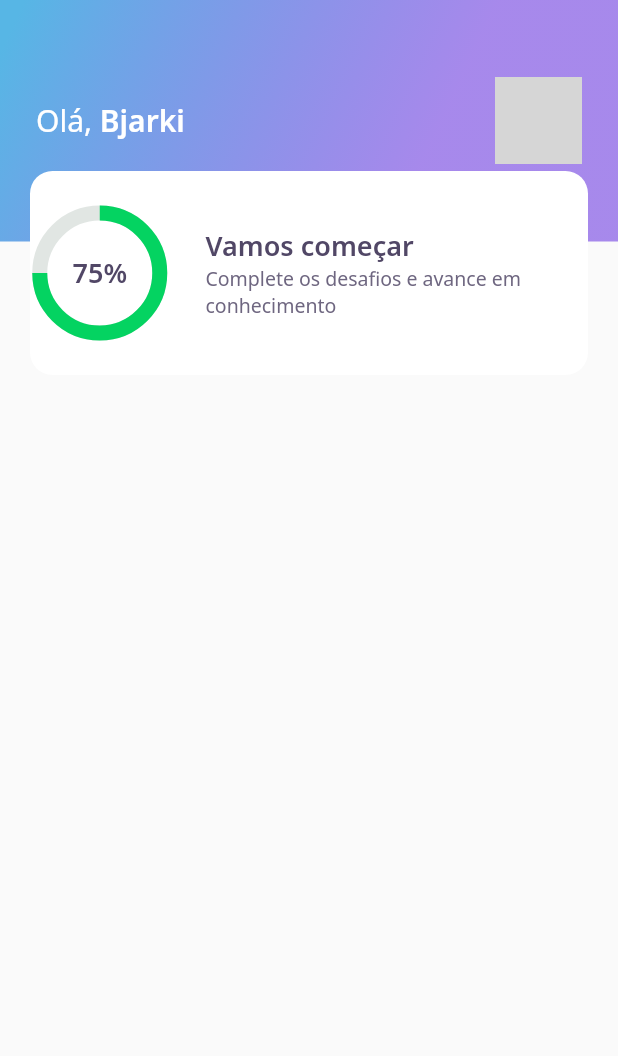
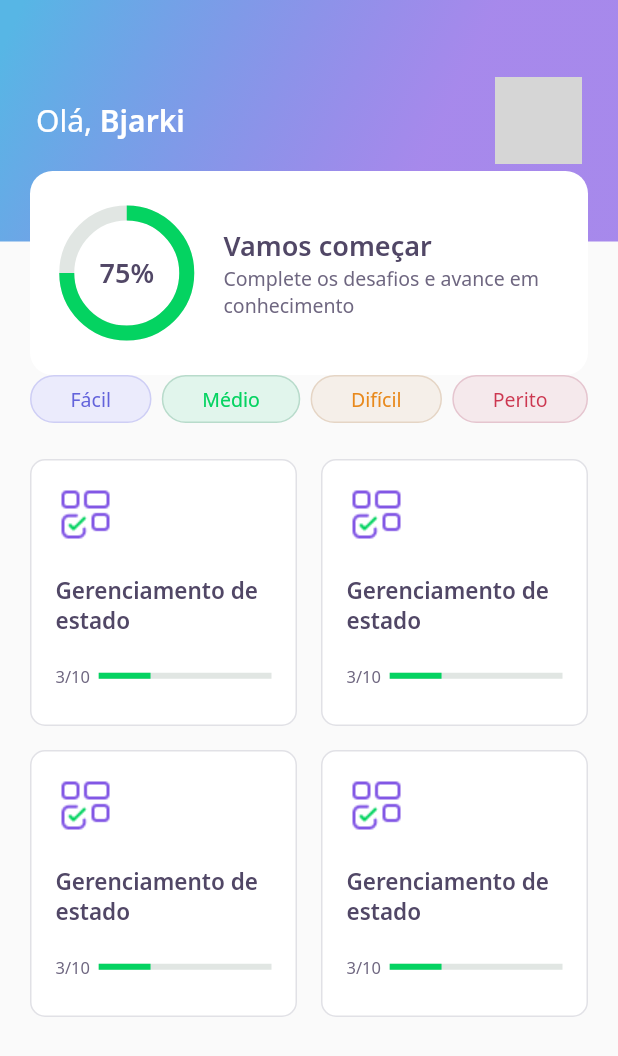
Before and after one commit to bjarkirunars/nlw-5-flutter, a Flutter app: the HomePage screen opened directly, on a phone screen of 412 x 824 dp. Shown: the top 1056 px of the screen. Run offline on Flutter 3.47's test engine with Material 2 defaults, Android fonts, the phone set to English and light mode, and no system bars; our stand-ins replace google_fonts; network calls fail; grey boxes are pictures that could not be loaded.

Commit message:
Finish second lesson

```diff
--- a/lib/core/app_widget.dart
+++ b/lib/core/app_widget.dart
@@ -1,6 +1,7 @@
 // import 'package:DevQuiz/home/home_page.dart';
 // import 'package:DevQuiz/splash/splash_page.dart';
-import 'package:DevQuiz/home/home_page.dart';
+import 'package:DevQuiz/challenge/challenge_page.dart';
+// import 'package:DevQuiz/home/home_page.dart';
 // import 'package:DevQuiz/splash/splash_page.dart';
 import 'package:flutter/material.dart';
 
@@ -9,7 +10,7 @@ class AppWidget extends StatelessWidget {
   Widget build(BuildContext context) {
     return MaterialApp(
       title: "DevQuiz",
-      home: HomePage(),
+      home: ChallengePage(),
     );
   }
 }
--- a/lib/home/home_page.dart
+++ b/lib/home/home_page.dart
@@ -1,4 +1,6 @@
 import 'package:DevQuiz/home/widgets/appbar/app_bar_widget.dart';
+import 'package:DevQuiz/home/widgets/level_button/level_button_widget.dart';
+import 'package:DevQuiz/home/widgets/quiz_card/quiz_card_widget.dart';
 import 'package:flutter/material.dart';
 
 class HomePage extends StatefulWidget {
@@ -11,6 +13,43 @@ class _HomePageState extends State<HomePage> {
   Widget build(BuildContext context) {
     return Scaffold(
       appBar: AppBarWidget(),
+      body: Padding(
+        padding: const EdgeInsets.symmetric(horizontal: 20),
+        child: Column(
+          children: [
+            Row(
+              mainAxisAlignment: MainAxisAlignment.spaceBetween,
+              children: [
+                LevelButtonWidget(
+                  label: 'Fácil',
+                ),
+                LevelButtonWidget(
+                  label: 'Médio',
+                ),
+                LevelButtonWidget(
+                  label: 'Difícil',
+                ),
+                LevelButtonWidget(
+                  label: 'Perito',
+                )
+              ],
+            ),
+            SizedBox(
+              height: 24,
+            ),
+            Expanded(child: GridView.count(
+              mainAxisSpacing: 16,
+              crossAxisSpacing: 16,
+              crossAxisCount: 2,
+              children: [
+                QuizCardWidget(),
+                QuizCardWidget(),
+                QuizCardWidget(),
+                QuizCardWidget()
+                ])),
+          ],
+        ),
+      ),
     );
   }
 }
--- a/lib/home/widgets/appbar/app_bar_widget.dart
+++ b/lib/home/widgets/appbar/app_bar_widget.dart
@@ -28,7 +28,7 @@ class AppBarWidget extends PreferredSize {
                 decoration: BoxDecoration(
                   borderRadius: BorderRadius.circular(10),
                   image: DecorationImage(image: NetworkImage(
-                    "https://avatars.githubusercontent.com/u/32462349?v=4"))
+                    "https://avatars.githubusercontent.com/u/32462349?s=400&u=0249e09d20c7f8d8c57a8e62f5a6390a987ca948&v=4"))
                 ),)
             ],),
           ),
--- /dev/null
+++ b/lib/home/widgets/level_button/level_button_widget.dart
@@ -0,0 +1,58 @@
+import 'package:DevQuiz/core/app_colors.dart';
+import 'package:flutter/material.dart';
+import 'package:google_fonts/google_fonts.dart';
+
+class LevelButtonWidget extends StatelessWidget {
+  final String label;
+  LevelButtonWidget({Key? key, required this.label})
+      : assert(['Fácil', 'Médio', 'Difícil', 'Perito'].contains(label)),
+        super(key: key);
+
+  final config = {
+    "Fácil": {
+      "color": AppColors.levelButtonFacil,
+      "borderColor": AppColors.levelButtonBorderFacil,
+      "fontColor": AppColors.levelButtonTextFacil,
+    },
+    "Médio": {
+      "color": AppColors.levelButtonMedio,
+      "borderColor": AppColors.levelButtonBorderMedio,
+      "fontColor": AppColors.levelButtonTextMedio,
+    },
+    "Difícil": {
+      "color": AppColors.levelButtonDificil,
+      "borderColor": AppColors.levelButtonBorderDificil,
+      "fontColor": AppColors.levelButtonTextDificil,
+    },
+    "Perito": {
+      "color": AppColors.levelButtonPerito,
+      "borderColor": AppColors.levelButtonBorderPerito,
+      "fontColor": AppColors.levelButtonTextPerito,
+    }
+  };
+
+  Color get color => config[label]!['color']!;
+  Color get borderColor => config[label]!['borderColor']!;
+  Color get fontColor => config[label]!['fontColor']!;
+
+  @override
+  Widget build(BuildContext context) {
+    return Container(
+      decoration: BoxDecoration(
+          color: color,
+          border: Border.fromBorderSide(
+              BorderSide(color: borderColor)),
+          borderRadius: BorderRadius.circular(28)),
+      child: Padding(
+        padding: const EdgeInsets.symmetric(horizontal: 26, vertical: 6),
+        child: Text(
+          label,
+          style: GoogleFonts.notoSans(
+            color: fontColor,
+            fontSize: 13,
+          ),
+        ),
+      ),
+    );
+  }
+}
--- /dev/null
+++ b/lib/home/widgets/quiz_card/quiz_card_widget.dart
@@ -0,0 +1,53 @@
+import 'package:DevQuiz/core/app_colors.dart';
+import 'package:DevQuiz/core/app_images.dart';
+import 'package:DevQuiz/core/app_text_styles.dart';
+import 'package:DevQuiz/shared/widgets/progress_indicators/progress_indicator_widget.dart';
+import 'package:flutter/material.dart';
+
+class QuizCardWidget extends StatelessWidget {
+  @override
+  Widget build(BuildContext context) {
+    return Container(
+      padding: EdgeInsets.all(16),
+      decoration: BoxDecoration(
+          border: Border.fromBorderSide(BorderSide(color: AppColors.border)),
+          color: AppColors.white,
+          borderRadius: BorderRadius.circular(10)),
+      child: Column(
+        crossAxisAlignment: CrossAxisAlignment.start,
+        children: [
+          Container(
+            height: 40,
+            width: 40,
+            child: Image.asset(AppImages.blocks),
+          ),
+          SizedBox(
+            height: 20,
+          ),
+          Text(
+            "Gerenciamento de estado",
+            style: AppTextStyles.heading15,
+          ),
+          SizedBox(
+            height: 20,
+          ),
+          Row(
+            children: [
+              Expanded(
+                flex: 1,
+                child: Text(
+                  "3/10",
+                  style: AppTextStyles.body11,
+                ),
+              ),
+              Expanded(
+                flex: 4,
+                child: ProgressIndicatorWidget(value: 0.3),
+              )
+            ],
+          )
+        ],
+      ),
+    );
+  }
+}
--- a/lib/home/widgets/score_card/score_card_widget.dart
+++ b/lib/home/widgets/score_card/score_card_widget.dart
@@ -12,6 +12,8 @@ class ScoreCardWidget extends StatelessWidget {
         height: 136,
         decoration: BoxDecoration(
             color: AppColors.white, borderRadius: BorderRadius.circular(15)),
+        child: Padding(
+          padding: const EdgeInsets.symmetric(horizontal: 24),
           child: Row(
             crossAxisAlignment: CrossAxisAlignment.center,
             children: [
@@ -38,6 +40,7 @@ class ScoreCardWidget extends StatelessWidget {
             ],
           ),
         ),
+      ),
     );
   }
 }
--- /dev/null
+++ b/lib/shared/widgets/progress_indicators/progress_indicator_widget.dart
@@ -0,0 +1,16 @@
+import 'package:DevQuiz/core/app_colors.dart';
+import 'package:flutter/material.dart';
+
+class ProgressIndicatorWidget extends StatelessWidget {
+  final double value;
+  const ProgressIndicatorWidget({Key? key, required this.value})
+      : super(key: key);
+
+  @override
+  Widget build(BuildContext context) {
+    return LinearProgressIndicator(
+        value: value,
+        backgroundColor: AppColors.chartSecondary,
+        valueColor: AlwaysStoppedAnimation<Color>(AppColors.chartPrimary));
+  }
+}
```
Also changed, not shown: lib/challenge/challenge_page.dart (added, +24 -0 lines), lib/challenge/widgets/answer/answer_widget.dart (added, +73 -0 lines), lib/challenge/widgets/question_indicator/question_indicator_widget.dart (added, +35 -0 lines), lib/challenge/widgets/quiz/quiz_widget.dart (added, +29 -0 lines). Lines whose indentation alone changed are shown as unchanged.
